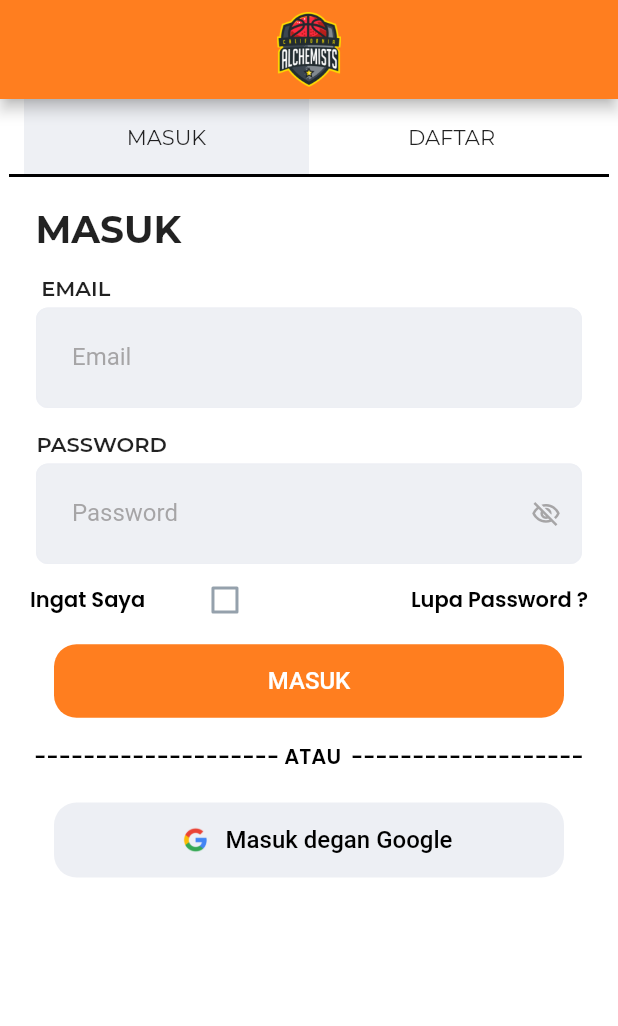
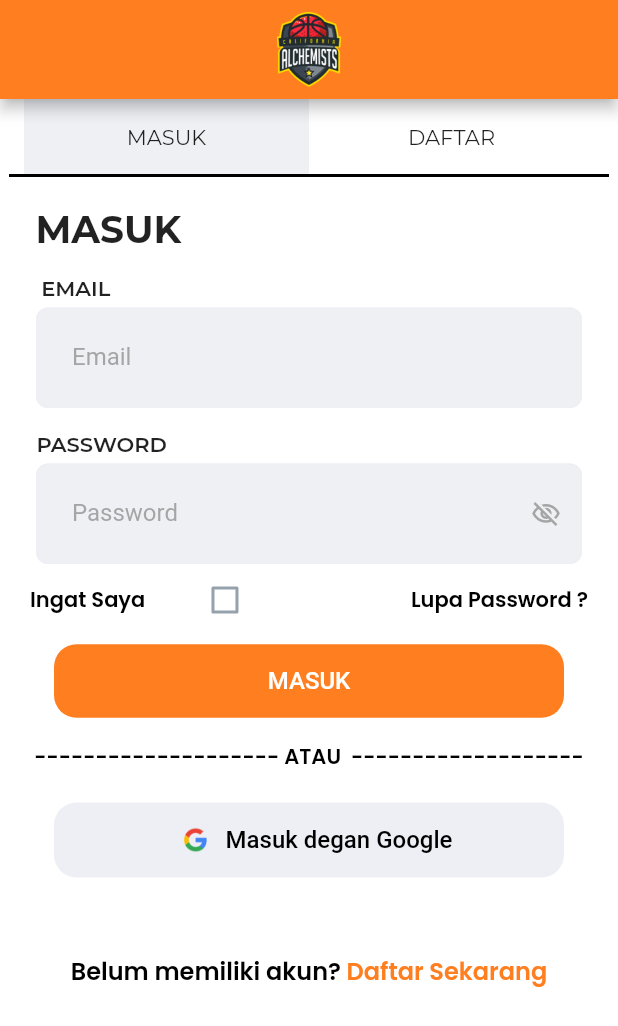
Before and after one commit to NTSpace/gosports, a Flutter app: the screen it shows after launch, on a phone screen of 412 x 824 dp. Shown: the top 1026 px of the screen. Run offline on Flutter 3.47's test engine with Material 2 defaults, Android fonts, the light colour scheme and no system bars; our stand-ins replace google_fonts, page_transition.

Commit message:
Slicing Login Page done

```diff
--- a/lib/ui/pages/login_page.dart
+++ b/lib/ui/pages/login_page.dart
@@ -358,6 +358,44 @@ class _LoginPageState extends State<LoginPage> {
                     },
                   ),
                 ),
+                Padding(
+                  padding: const EdgeInsetsDirectional.fromSTEB(0, 50, 0, 0),
+                  child: Row(
+                    mainAxisSize: MainAxisSize.max,
+                    mainAxisAlignment: MainAxisAlignment.center,
+                    children: [
+                      Text(
+                        'Belum memiliki akun? ',
+                        style: GoogleFonts.poppins(
+                          fontSize: 16,
+                          fontWeight: semibold,
+                          color: kBlackColor,
+                        ),
+                      ),
+                      InkWell(
+                        onTap: () async {
+                          await Navigator.push(
+                            context,
+                            PageTransition(
+                              type: PageTransitionType.fade,
+                              duration: const Duration(milliseconds: 0),
+                              reverseDuration: const Duration(milliseconds: 0),
+                              child: const SignupPage(),
+                            ),
+                          );
+                        },
+                        child: Text(
+                          'Daftar Sekarang',
+                          style: GoogleFonts.poppins(
+                            fontSize: 16,
+                            fontWeight: semibold,
+                            color: kOrangeColor,
+                          ),
+                        ),
+                      ),
+                    ],
+                  ),
+                ),
               ],
             ),
           )
```
